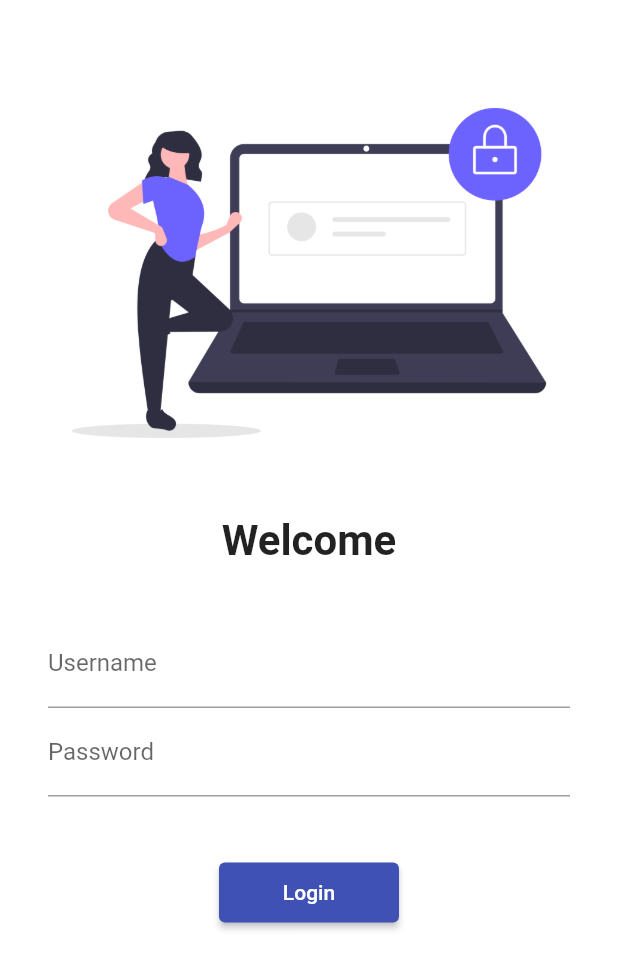
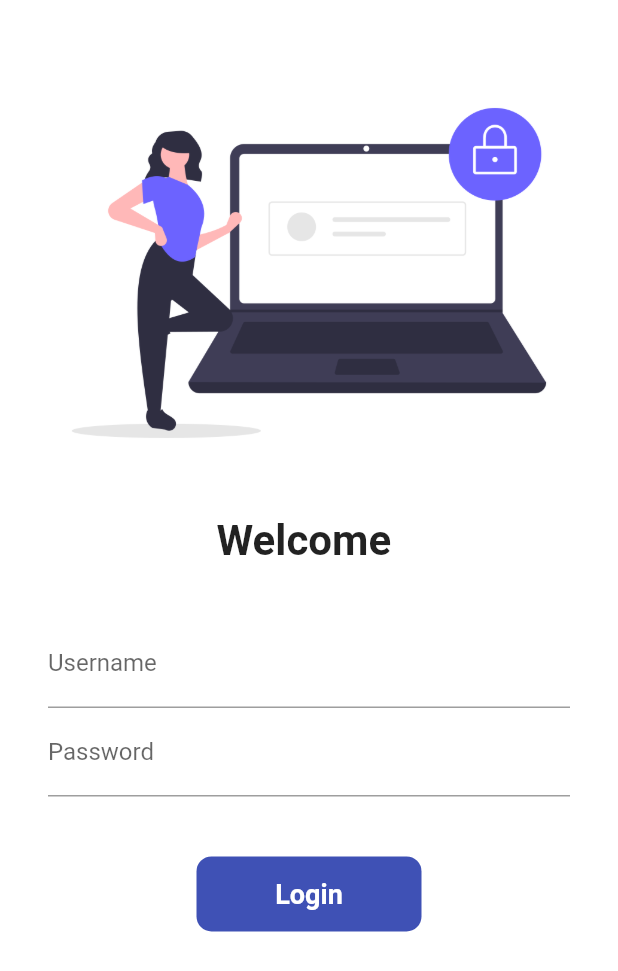
Before and after one commit to AbhishekSharma162000/flutte_catalog, a Flutter app: the screen it shows after launch, on a phone screen of 412 x 824 dp. Shown: the top 971 px of the screen. Run offline on Flutter 3.47's test engine with Material 2 defaults, Android fonts, the phone set to English and light mode, and no system bars.

Commit message:
DAY 6 ----> Add Animation on Login button

```diff
--- a/lib/pages/login_page.dart
+++ b/lib/pages/login_page.dart
@@ -1,8 +1,16 @@
 import 'package:flutter/material.dart';
 import 'package:flutter_catalog/utils/routes.dart';
 
-class LoginPage extends StatelessWidget {
+class LoginPage extends StatefulWidget {
   const LoginPage({Key? key}) : super(key: key);
+
+  @override
+  State<LoginPage> createState() => _LoginPageState();
+}
+
+class _LoginPageState extends State<LoginPage> {
+  String name = "";
+  bool changeButton = false;
 
   @override
   Widget build(BuildContext context) {
@@ -21,8 +29,8 @@ class LoginPage extends StatelessWidget {
               const SizedBox(
                 height: 20,
               ),
-              const Text(
-                "Welcome",
+              Text(
+                "Welcome $name",
                 style: TextStyle(fontSize: 28, fontWeight: FontWeight.bold),
               ),
               const SizedBox(
@@ -34,6 +42,11 @@ class LoginPage extends StatelessWidget {
                 child: Column(
                   children: [
                     TextFormField(
+                      onChanged: (value) {
+                        setState(() {
+                          name = value;
+                        });
+                      },
                       decoration: InputDecoration(
                           hintText: "Enter username", labelText: "Username"),
                     ),
@@ -45,13 +58,49 @@ class LoginPage extends StatelessWidget {
                     const SizedBox(
                       height: 40,
                     ),
-                    ElevatedButton(
-                      onPressed: () {
+                    InkWell(
+                      onTap: () async {
+                        setState(() {
+                          changeButton = true;
+                        });
+                        await Future.delayed(Duration(seconds: 1));
                         Navigator.pushNamed(context, MyRoutes.homeRoute);
                       },
-                      child: Text("Login"),
-                      style: TextButton.styleFrom(minimumSize: Size(120, 40)),
+                      child: AnimatedContainer(
+                        duration: Duration(seconds: 1),
+                        width: changeButton ? 50 : 150,
+                        height: 50,
+                        alignment: Alignment.center,
+                        child: changeButton
+                            ? Icon(
+                                Icons.done,
+                                color: Colors.white,
+                              )
+                            : Text(
+                                "Login",
+                                style: TextStyle(
+                                  color: Colors.white,
+                                  fontWeight: FontWeight.bold,
+                                  fontSize: 18,
+                                ),
+                              ),
+                        decoration: BoxDecoration(
+                          color: Colors.indigo,
+                          // shape: changeButton
+                          //     ? BoxShape.circle
+                          //     : BoxShape.rectangle,
+                          borderRadius:
+                              BorderRadius.circular(changeButton ? 50 : 10),
+                        ),
+                      ),
                     )
+                    // ElevatedButton(
+                    //   onPressed: () {
+                    //     Navigator.pushNamed(context, MyRoutes.homeRoute);
+                    //   },
+                    //   child: Text("Login"),
+                    //   style: TextButton.styleFrom(minimumSize: Size(120, 40)),
+                    // )
                   ],
                 ),
               )
```
